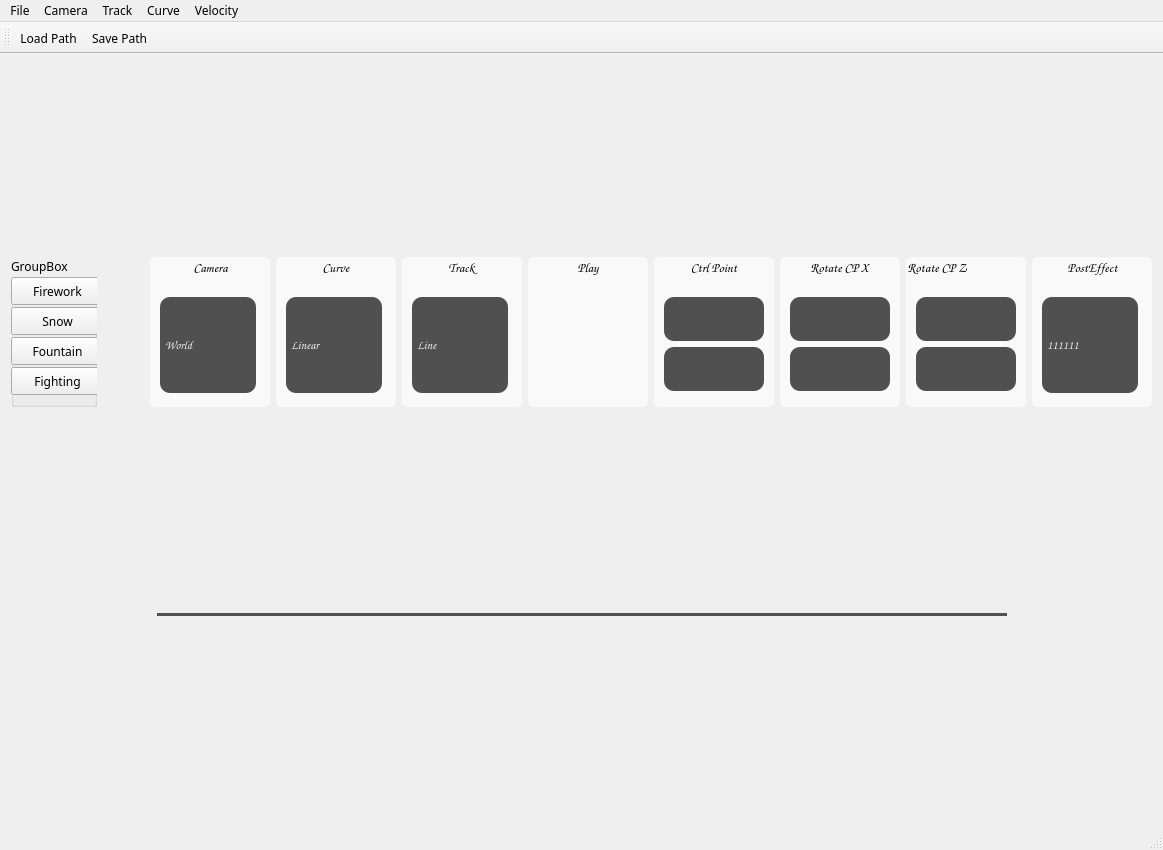
First picture: the form in Roller Coaster/AppMain.ui, repository AxotZero/CG, before the edit.
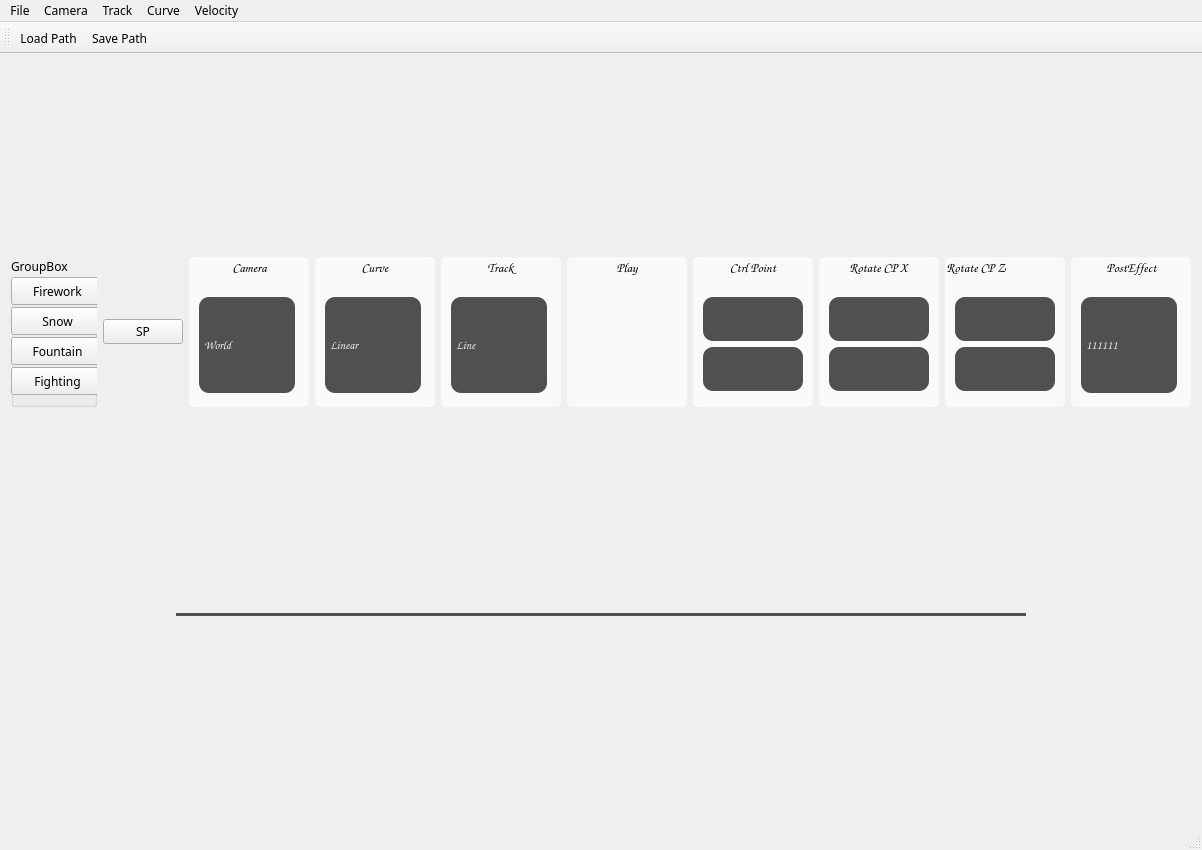
Second picture: the form after the edit. Icons and pictures are not drawn.

```diff
--- a/Roller Coaster/AppMain.ui
+++ b/Roller Coaster/AppMain.ui
@@ -152,6 +152,13 @@
         </property>
        </spacer>
       </item>
+      <item>
+       <widget class="QPushButton" name="SP">
+        <property name="text">
+         <string>SP</string>
+        </property>
+       </widget>
+      </item>
       <item>
        <widget class="QGroupBox" name="groupCamera">
         <property name="sizePolicy">
```
